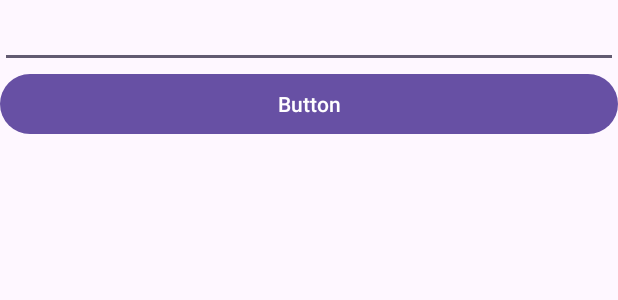
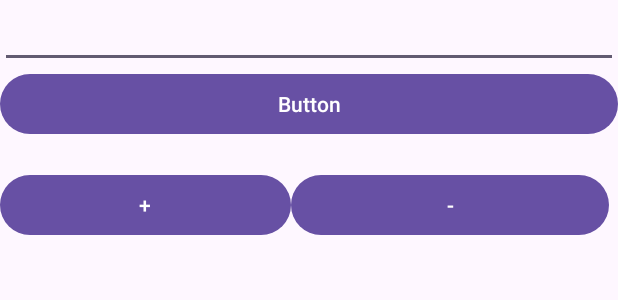
Before and after one commit to VersatileAnerst/ProgramacionMultimedia, an Android app: the layout activity_main.xml on its own in the app's theme, with its tools: preview values and no code run, on a phone screen of 412 x 824 dp. Shown: the top 300 px of the screen. Run offline under Robolectric (Android 15) with nearby library versions, the light colour scheme and no system bars.

Commit message:
Actualizando mayor edad con dos botones mas

```diff
--- a/Mayor_Edad/app/src/main/res/layout/activity_main.xml
+++ b/Mayor_Edad/app/src/main/res/layout/activity_main.xml
@@ -8,9 +8,12 @@
     tools:context=".MainActivity">
 
     <LinearLayout
+        android:id="@+id/linearLayout"
         android:layout_width="match_parent"
         android:layout_height="match_parent"
-        android:orientation="vertical">
+        android:orientation="vertical"
+        app:layout_anchor="@+id/linearLayout"
+        app:layout_anchorGravity="center">
 
         <EditText
             android:id="@+id/editTextText"
@@ -31,5 +34,26 @@
             android:layout_width="match_parent"
             android:layout_height="wrap_content"
             android:text="" />
+
+        <LinearLayout
+            android:id="@+id/linearLayout2"
+            android:layout_width="match_parent"
+            android:layout_height="match_parent"
+            android:orientation="horizontal">
+
+            <Button
+                android:id="@+id/buttonMas"
+                android:layout_width="194dp"
+                android:layout_height="wrap_content"
+                android:text="+" />
+
+            <Button
+                android:id="@+id/buttonMenos"
+                android:layout_width="212dp"
+                android:layout_height="wrap_content"
+                android:text="-" />
+        </LinearLayout>
+
     </LinearLayout>
+
 </androidx.coordinatorlayout.widget.CoordinatorLayout>
```
Also changed, not shown: Mayor_Edad/app/src/main/java/com/example/mayor_edad/MainActivity.kt (+34 -4 lines).
